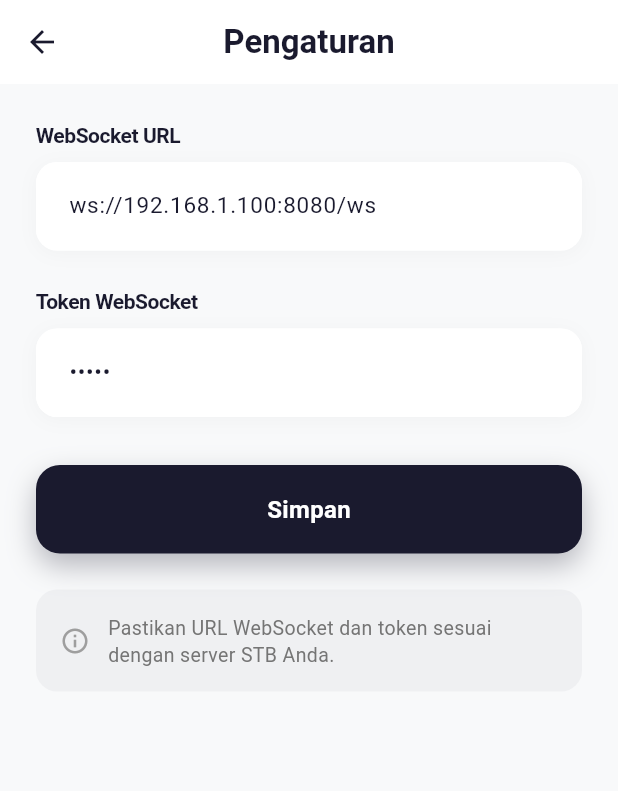
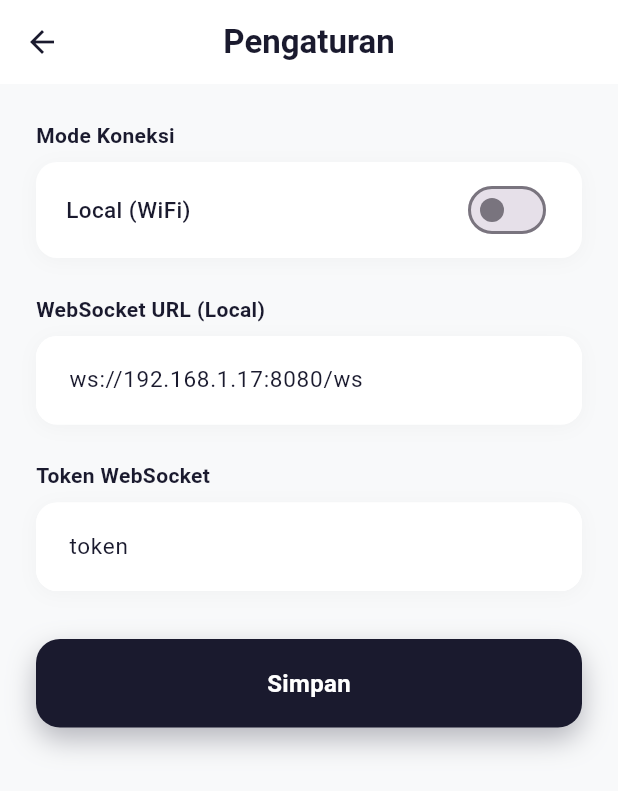
Before and after one commit to chafis1221-oss/App, a Flutter app: the SettingsScreen screen opened directly, on a phone screen of 412 x 824 dp. Shown: the top 791 px of the screen. Run offline on Flutter 3.47's test engine with Material 3 defaults, Android fonts, the phone set to English and light mode, and no system bars; our stand-ins replace audioplayers, flutter_local_notifications, shared_preferences; missing offline and left inert: flutter_foreground_task; accounts and stored records are empty.

Commit message:
Anti-kill, Local/Domain switch, default settings

```diff
--- a/lib/main.dart
+++ b/lib/main.dart
@@ -21,9 +21,9 @@ void main() async {
       playSound: false,
     ),
     foregroundTaskOptions: ForegroundTaskOptions(
-      autoRunOnBoot: false,
-      allowWakeLock: false,
-      allowWifiLock: false,
+      autoRunOnBoot: true,
+      allowWakeLock: true,
+      allowWifiLock: true,
     ),
   );
 
--- a/lib/screens/settings_screen.dart
+++ b/lib/screens/settings_screen.dart
@@ -9,9 +9,15 @@ class SettingsScreen extends StatefulWidget {
 }
 
 class _SettingsScreenState extends State<SettingsScreen> {
-  final _urlController = TextEditingController();
+  final _localUrlController = TextEditingController();
+  final _domainUrlController = TextEditingController();
   final _tokenController = TextEditingController();
+  bool _isDomain = false;
   bool _isSaving = false;
+
+  static const String _defaultLocalUrl = 'ws://192.168.1.17:8080/ws';
+  static const String _defaultDomainUrl = 'wss://qris.chafis.my.id/ws';
+  static const String _defaultToken = 's3cr3tWs';
 
   @override
   void initState() {
@@ -22,15 +28,30 @@ class _SettingsScreenState extends State<SettingsScreen> {
   Future<void> _loadSettings() async {
     final url = await PrefsHelper.getWebSocketUrl();
     final token = await PrefsHelper.getToken();
-    _urlController.text = url;
-    _tokenController.text = token;
+
+    setState(() {
+      _isDomain = url.contains('wss://');
+      if (_isDomain) {
+        _domainUrlController.text = url;
+        _localUrlController.text = _defaultLocalUrl;
+      } else {
+        _localUrlController.text = url;
+        _domainUrlController.text = _defaultDomainUrl;
+      }
+      _tokenController.text = token.isNotEmpty ? token : _defaultToken;
+    });
   }
 
   Future<void> _saveSettings() async {
     setState(() => _isSaving = true);
 
-    await PrefsHelper.saveWebSocketUrl(_urlController.text.trim());
-    await PrefsHelper.saveToken(_tokenController.text.trim());
+    final url = _isDomain
+        ? (_domainUrlController.text.trim().isEmpty ? _defaultDomainUrl : _domainUrlController.text.trim())
+        : (_localUrlController.text.trim().isEmpty ? _defaultLocalUrl : _localUrlController.text.trim());
+    final token = _tokenController.text.trim().isEmpty ? _defaultToken : _tokenController.text.trim();
+
+    await PrefsHelper.saveWebSocketUrl(url);
+    await PrefsHelper.saveToken(token);
 
     if (mounted) {
       setState(() => _isSaving = false);
@@ -39,9 +60,7 @@ class _SettingsScreenState extends State<SettingsScreen> {
           content: const Text('Pengaturan disimpan'),
           backgroundColor: const Color(0xFF1A1A2E),
           behavior: SnackBarBehavior.floating,
-          shape: RoundedRectangleBorder(
-            borderRadius: BorderRadius.circular(12),
-          ),
+          shape: RoundedRectangleBorder(borderRadius: BorderRadius.circular(12)),
           margin: const EdgeInsets.all(16),
         ),
       );
@@ -51,7 +70,8 @@ class _SettingsScreenState extends State<SettingsScreen> {
 
   @override
   void dispose() {
-    _urlController.dispose();
+    _localUrlController.dispose();
+    _domainUrlController.dispose();
     _tokenController.dispose();
     super.dispose();
   }
@@ -61,10 +81,7 @@ class _SettingsScreenState extends State<SettingsScreen> {
     return Scaffold(
       backgroundColor: const Color(0xFFF8F9FA),
       appBar: AppBar(
-        title: const Text(
-          'Pengaturan',
-          style: TextStyle(fontWeight: FontWeight.w600),
-        ),
+        title: const Text('Pengaturan', style: TextStyle(fontWeight: FontWeight.w600)),
         backgroundColor: Colors.white,
         foregroundColor: const Color(0xFF1A1A2E),
         elevation: 0,
@@ -74,165 +91,55 @@ class _SettingsScreenState extends State<SettingsScreen> {
         child: Column(
           crossAxisAlignment: CrossAxisAlignment.start,
           children: [
-            // WebSocket URL
-            const Text(
-              'WebSocket URL',
-              style: TextStyle(
-                fontSize: 14,
-                fontWeight: FontWeight.w600,
-                color: Color(0xFF1A1A2E),
-                letterSpacing: -0.3,
+            // Mode Switch
+            const Text('Mode Koneksi', style: TextStyle(fontSize: 14, fontWeight: FontWeight.w600, color: Color(0xFF1A1A2E))),
+            const SizedBox(height: 8),
+            Container(
+              padding: const EdgeInsets.symmetric(horizontal: 20, vertical: 8),
+              decoration: BoxDecoration(color: Colors.white, borderRadius: BorderRadius.circular(14), boxShadow: [BoxShadow(color: Colors.black.withOpacity(0.03), blurRadius: 10, offset: const Offset(0, 2))]),
+              child: Row(
+                children: [
+                  Text(_isDomain ? 'Domain (Cloudflare)' : 'Local (WiFi)', style: const TextStyle(fontSize: 15, fontWeight: FontWeight.w500, color: Color(0xFF1A1A2E))),
+                  const Spacer(),
+                  Switch(value: _isDomain, onChanged: (value) => setState(() => _isDomain = value), activeColor: const Color(0xFF1A1A2E)),
+                ],
               ),
             ),
+            const SizedBox(height: 24),
+            Text(_isDomain ? 'WebSocket URL (Domain)' : 'WebSocket URL (Local)', style: const TextStyle(fontSize: 14, fontWeight: FontWeight.w600, color: Color(0xFF1A1A2E))),
             const SizedBox(height: 8),
             Container(
-              decoration: BoxDecoration(
-                color: Colors.white,
-                borderRadius: BorderRadius.circular(14),
-                boxShadow: [
-                  BoxShadow(
-                    color: Colors.black.withOpacity(0.03),
-                    blurRadius: 10,
-                    offset: const Offset(0, 2),
-                  ),
-                ],
-              ),
+              decoration: BoxDecoration(color: Colors.white, borderRadius: BorderRadius.circular(14), boxShadow: [BoxShadow(color: Colors.black.withOpacity(0.03), blurRadius: 10, offset: const Offset(0, 2))]),
               child: TextField(
-                controller: _urlController,
-                style: const TextStyle(
-                  fontSize: 15,
-                  color: Color(0xFF1A1A2E),
-                ),
-                decoration: InputDecoration(
-                  hintText: 'ws://192.168.1.100:8080/ws',
-                  hintStyle: TextStyle(color: Colors.grey[350], fontSize: 15),
-                  border: OutlineInputBorder(
-                    borderRadius: BorderRadius.circular(14),
-                    borderSide: BorderSide.none,
-                  ),
-                  contentPadding: const EdgeInsets.all(18),
-                  filled: true,
-                  fillColor: Colors.white,
-                ),
+                controller: _isDomain ? _domainUrlController : _localUrlController,
+                style: const TextStyle(fontSize: 15, color: Color(0xFF1A1A2E)),
+                decoration: InputDecoration(hintText: _isDomain ? _defaultDomainUrl : _defaultLocalUrl, hintStyle: TextStyle(color: Colors.grey[350], fontSize: 15), border: OutlineInputBorder(borderRadius: BorderRadius.circular(14), borderSide: BorderSide.none), contentPadding: const EdgeInsets.all(18), filled: true, fillColor: Colors.white),
                 keyboardType: TextInputType.url,
               ),
             ),
-
             const SizedBox(height: 24),
-
-            // Token
-            const Text(
-              'Token WebSocket',
-              style: TextStyle(
-                fontSize: 14,
-                fontWeight: FontWeight.w600,
-                color: Color(0xFF1A1A2E),
-                letterSpacing: -0.3,
+            const Text('Token WebSocket', style: TextStyle(fontSize: 14, fontWeight: FontWeight.w600, color: Color(0xFF1A1A2E))),
+            const SizedBox(height: 8),
+            Container(
+              decoration: BoxDecoration(color: Colors.white, borderRadius: BorderRadius.circular(14), boxShadow: [BoxShadow(color: Colors.black.withOpacity(0.03), blurRadius: 10, offset: const Offset(0, 2))]),
+              child: TextField(
+                controller: _tokenController,
+                style: const TextStyle(fontSize: 15, color: Color(0xFF1A1A2E)),
+                decoration: InputDecoration(hintText: _defaultToken, hintStyle: TextStyle(color: Colors.grey[350], fontSize: 15), border: OutlineInputBorder(borderRadius: BorderRadius.circular(14), borderSide: BorderSide.none), contentPadding: const EdgeInsets.all(18), filled: true, fillColor: Colors.white),
               ),
             ),
-            const SizedBox(height: 8),
-            Container(
-              decoration: BoxDecoration(
-                color: Colors.white,
-                borderRadius: BorderRadius.circular(14),
-                boxShadow: [
-                  BoxShadow(
-                    color: Colors.black.withOpacity(0.03),
-                    blurRadius: 10,
-                    offset: const Offset(0, 2),
-                  ),
-                ],
-              ),
-              child: TextField(
-                controller: _tokenController,
-                style: const TextStyle(
-                  fontSize: 15,
-                  color: Color(0xFF1A1A2E),
-                ),
-                decoration: InputDecoration(
-                  hintText: 'Masukkan token',
-                  hintStyle: TextStyle(color: Colors.grey[350], fontSize: 15),
-                  border: OutlineInputBorder(
-                    borderRadius: BorderRadius.circular(14),
-                    borderSide: BorderSide.none,
-                  ),
-                  contentPadding: const EdgeInsets.all(18),
-                  filled: true,
-                  fillColor: Colors.white,
-                ),
-                obscureText: true,
-              ),
-            ),
-
             const SizedBox(height: 32),
-
-            // Save button
             GestureDetector(
               onTap: _isSaving ? null : _saveSettings,
               child: Container(
                 width: double.infinity,
                 padding: const EdgeInsets.symmetric(vertical: 18),
-                decoration: BoxDecoration(
-                  color: const Color(0xFF1A1A2E),
-                  borderRadius: BorderRadius.circular(16),
-                  boxShadow: [
-                    BoxShadow(
-                      color: const Color(0xFF1A1A2E).withOpacity(0.3),
-                      blurRadius: 16,
-                      offset: const Offset(0, 8),
-                    ),
-                  ],
-                ),
+                decoration: BoxDecoration(color: const Color(0xFF1A1A2E), borderRadius: BorderRadius.circular(16), boxShadow: [BoxShadow(color: const Color(0xFF1A1A2E).withOpacity(0.3), blurRadius: 16, offset: const Offset(0, 8))]),
                 child: Center(
                   child: _isSaving
-                      ? const SizedBox(
-                          width: 22,
-                          height: 22,
-                          child: CircularProgressIndicator(
-                            color: Colors.white,
-                            strokeWidth: 2,
-                          ),
-                        )
-                      : const Text(
-                          'Simpan',
-                          style: TextStyle(
-                            color: Colors.white,
-                            fontSize: 16,
-                            fontWeight: FontWeight.w600,
-                          ),
-                        ),
+                      ? const SizedBox(width: 22, height: 22, child: CircularProgressIndicator(color: Colors.white, strokeWidth: 2))
+                      : const Text('Simpan', style: TextStyle(color: Colors.white, fontSize: 16, fontWeight: FontWeight.w600)),
                 ),
-              ),
-            ),
-
-            const SizedBox(height: 24),
-
-            // Info
-            Container(
-              padding: const EdgeInsets.all(16),
-              decoration: BoxDecoration(
-                color: const Color(0xFF1A1A2E).withOpacity(0.04),
-                borderRadius: BorderRadius.circular(14),
-              ),
-              child: Row(
-                children: [
-                  Icon(
-                    Icons.info_outline,
-                    size: 20,
-                    color: Colors.grey[500],
-                  ),
-                  const SizedBox(width: 12),
-                  Expanded(
-                    child: Text(
-                      'Pastikan URL WebSocket dan token sesuai dengan server STB Anda.',
-                      style: TextStyle(
-                        fontSize: 13,
-                        color: Colors.grey[600],
-                        height: 1.4,
-                      ),
-                    ),
-                  ),
-                ],
               ),
             ),
           ],
--- a/lib/utils/prefs_helper.dart
+++ b/lib/utils/prefs_helper.dart
@@ -3,15 +3,17 @@ import 'package:shared_preferences/shared_preferences.dart';
 class PrefsHelper {
   static const String _wsUrlKey = 'websocket_url';
   static const String _tokenKey = 'websocket_token';
+  static const String _defaultLocalUrl = 'ws://192.168.1.17:8080/ws';
+  static const String _defaultToken = 's3cr3tWs';
 
   static Future<String> getWebSocketUrl() async {
     final prefs = await SharedPreferences.getInstance();
-    return prefs.getString(_wsUrlKey) ?? 'ws://192.168.1.100:8080/ws';
+    return prefs.getString(_wsUrlKey) ?? _defaultLocalUrl;
   }
 
   static Future<String> getToken() async {
     final prefs = await SharedPreferences.getInstance();
-    return prefs.getString(_tokenKey) ?? '';
+    return prefs.getString(_tokenKey) ?? _defaultToken;
   }
 
   static Future<void> saveWebSocketUrl(String url) async {
```
Also changed, not shown: lib/services/foreground_service.dart (+9 -20 lines), lib/services/websocket_service.dart (+25 -28 lines).
